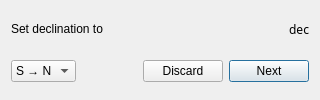
Above: layouts/dec_cal.ui from finnjames/threepio before the change. Below: the same form after it.
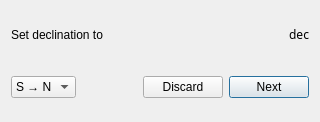
That is the form after the change.

Commit message: confirmation on dec cal

```diff
--- a/layouts/dec_cal.ui
+++ b/layouts/dec_cal.ui
@@ -7,7 +7,7 @@
     <x>0</x>
     <y>0</y>
     <width>320</width>
-    <height>100</height>
+    <height>122</height>
    </rect>
   </property>
   <property name="windowTitle">
```
Left out of the diff: 14 changed lines with no effect on the pictures. The commit also changes 2 other files.
